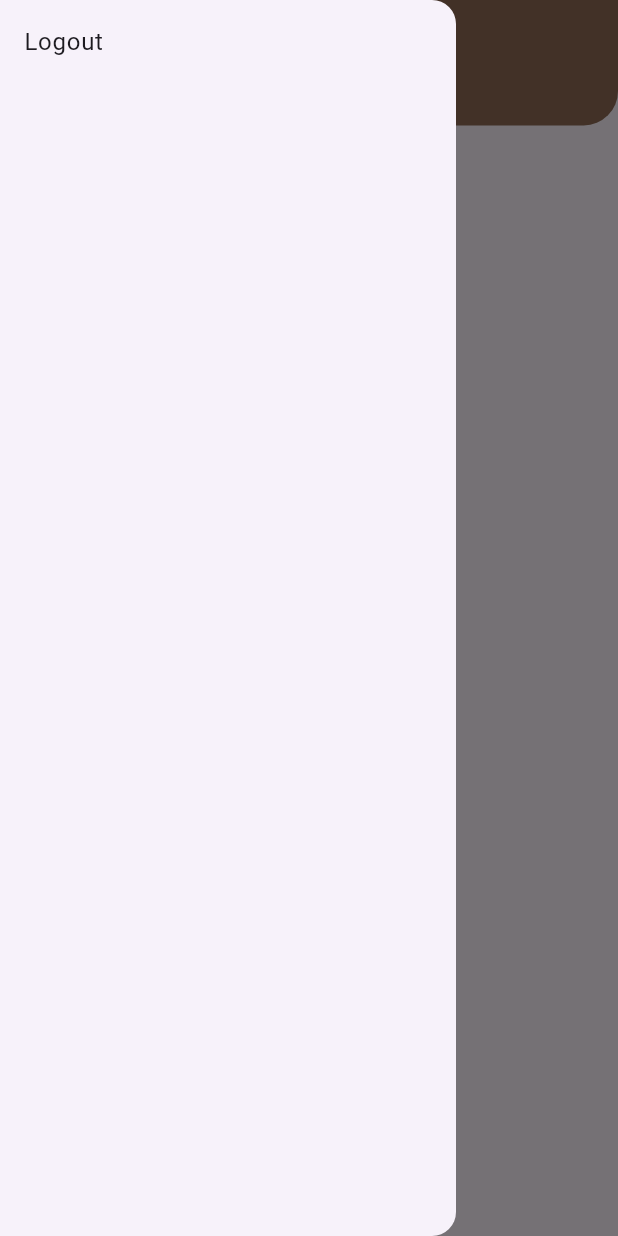
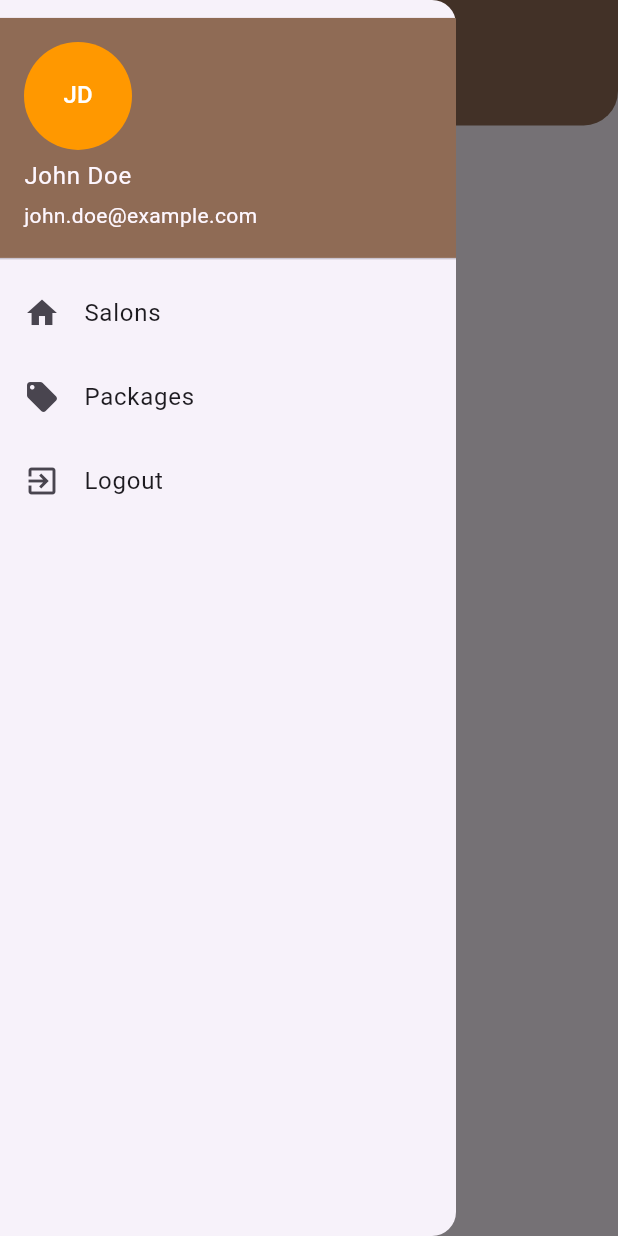
Before and after one commit to drax6055/Super_admin, a Flutter app: the DashboardScreen screen opened by its route, with the side drawer open, on a phone screen of 412 x 824 dp. Run offline on Flutter 3.47's test engine with Material 3 defaults, Android fonts, the phone set to English and light mode, and no system bars; our stand-ins replace dio, flutter_screenutil, flutter_secure_storage, get, google_fonts, pretty_dio_logger and 1 more; accounts and stored records are empty.

```diff
--- a/lib/ui/dashboard/dashboard_screen.dart
+++ b/lib/ui/dashboard/dashboard_screen.dart
@@ -1,5 +1,7 @@
 import 'package:flutter/material.dart';
+import 'package:flutter_screenutil/flutter_screenutil.dart';
 import 'package:flutter_template/ui/dashboard/dashboard_controller.dart';
+import 'package:flutter_template/utils/colors.dart';
 import 'package:get/get.dart';
 import '../../wiget/appbar/commen_appbar.dart';
 import '../../wiget/custome_text.dart';
@@ -15,7 +17,6 @@ class DashboardScreen extends StatelessWidget {
       child: Scaffold(
         appBar: CustomAppBar(
           title: 'Dashboard',
-
         ),
         body: Column(
           children: [],
@@ -23,10 +24,43 @@ class DashboardScreen extends StatelessWidget {
         drawer: Drawer(
           child: ListView(
             children: [
+              SizedBox(
+                height: 10.h,
+              ),
+              UserAccountsDrawerHeader(
+                decoration: BoxDecoration(
+                  color: primaryColor,
+                ),
+                accountName: Text('John Doe'),
+                accountEmail: Text('john.doe@example.com'),
+                currentAccountPicture: CircleAvatar(
+                  backgroundColor: Colors.orange,
+                  child: Text(
+                    'JD',
+                    style: TextStyle(color: Colors.white),
+                  ),
+                ),
+              ),
               ListTile(
+                leading: Icon(Icons.home),
+                title: Text('Salons'),
+                onTap: () async {
+                  await getController.onLogoutPress();
+                },
+              ),
+              ListTile(
+                leading: Icon(Icons.local_offer),
+                title: Text('Packages'),
+                onTap: () async {
+                  await getController.onLogoutPress();
+                },
+              ),
+              ListTile(
+                leading: Icon(Icons.exit_to_app),
                 title: Text('Logout'),
                 onTap: () async {
                   await getController.onLogoutPress();
+                  Navigator.pop(context);
                 },
               ),
             ],
```
